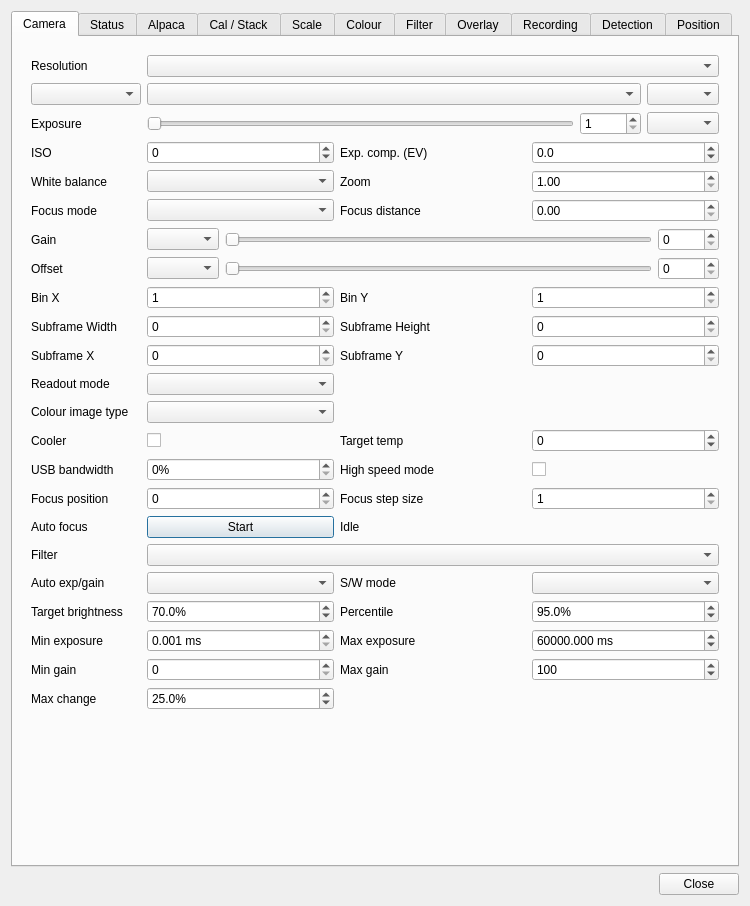
Before: the Qt Designer form plugins/feature/camera/camerasettingsdialog.ui in srcejon/sdrangel, drawn with Qt 5.
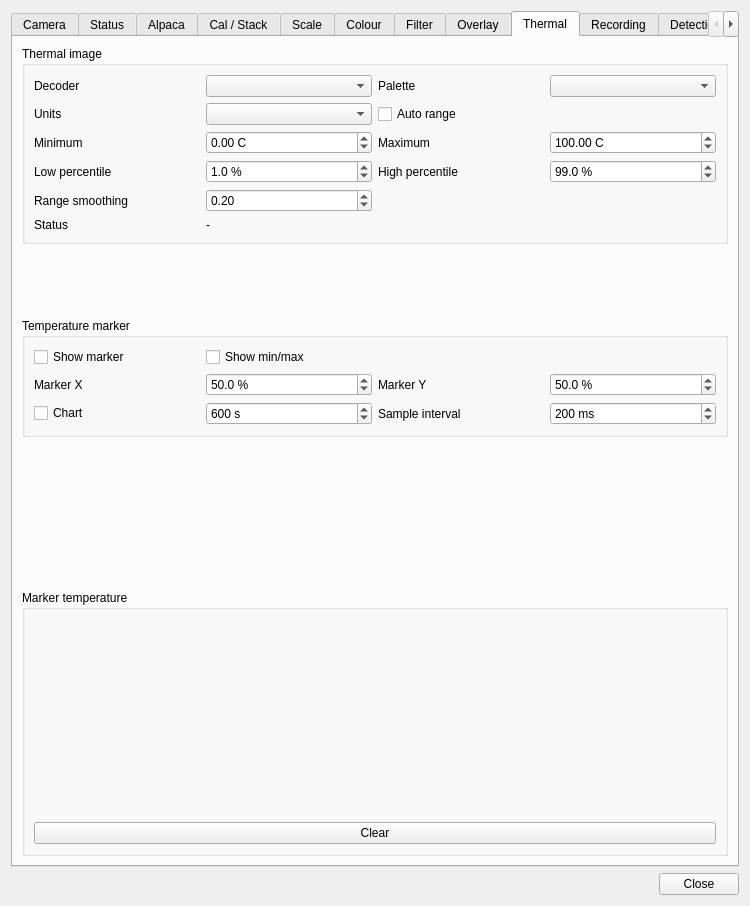
After: the same form once the commit is applied. The open tabs and pages were chosen to show the change. Icons and pictures are not drawn. Custom widgets are drawn as their Qt base class.

Commit message: Add thermal camera support

```diff
--- a/plugins/feature/camera/camerasettingsdialog.ui
+++ b/plugins/feature/camera/camerasettingsdialog.ui
@@ -4471,6 +4471,71 @@
        </item>
       </layout>
      </widget>
+     <widget class="QWidget" name="thermalTab">
+      <property name="toolTip">
+       <string>Radiometric thermal-camera decoding, palette, marker, and chart settings.</string>
+      </property>
+      <attribute name="title">
+       <string>Thermal</string>
+      </attribute>
+      <layout class="QVBoxLayout" name="thermalTabLayout">
+       <item alignment="Qt::AlignmentFlag::AlignTop">
+        <widget class="QGroupBox" name="thermalImageGroup">
+         <property name="title"><string>Thermal image</string></property>
+         <property name="toolTip"><string>Decode a radiometric UVC payload and render it using the selected temperature palette.</string></property>
+         <layout class="QGridLayout" name="thermalImageLayout">
+          <item row="0" column="0"><widget class="QLabel" name="thermalDecoderLabel"><property name="text"><string>Decoder</string></property></widget></item>
+          <item row="0" column="1"><widget class="QComboBox" name="thermalDecoderCombo"><property name="toolTip"><string>Select automatic detection or a specific radiometric UVC camera decoder.</string></property></widget></item>
+          <item row="0" column="2"><widget class="QLabel" name="thermalPaletteLabel"><property name="text"><string>Palette</string></property></widget></item>
+          <item row="0" column="3"><widget class="QComboBox" name="thermalPaletteCombo"><property name="toolTip"><string>Colour palette used to render temperatures; this does not alter measured values.</string></property></widget></item>
+          <item row="1" column="0"><widget class="QLabel" name="thermalUnitsLabel"><property name="text"><string>Units</string></property></widget></item>
+          <item row="1" column="1"><widget class="QComboBox" name="thermalUnitsCombo"><property name="toolTip"><string>Temperature units used for marker labels and the chart.</string></property></widget></item>
+          <item row="1" column="2"><widget class="QCheckBox" name="thermalAutoRangeCheck"><property name="toolTip"><string>Automatically choose display limits from robust temperature percentiles.</string></property><property name="text"><string>Auto range</string></property></widget></item>
+          <item row="2" column="0"><widget class="QLabel" name="thermalMinimumLabel"><property name="text"><string>Minimum</string></property></widget></item>
+          <item row="2" column="1"><widget class="QDoubleSpinBox" name="thermalMinimumSpin"><property name="toolTip"><string>Manual palette minimum temperature in Celsius.</string></property><property name="decimals"><number>2</number></property><property name="minimum"><double>-100.000000000000000</double></property><property name="maximum"><double>999.000000000000000</double></property><property name="suffix"><string> C</string></property></widget></item>
+          <item row="2" column="2"><widget class="QLabel" name="thermalMaximumLabel"><property name="text"><string>Maximum</string></property></widget></item>
+          <item row="2" column="3"><widget class="QDoubleSpinBox" name="thermalMaximumSpin"><property name="toolTip"><string>Manual palette maximum temperature in Celsius.</string></property><property name="decimals"><number>2</number></property><property name="minimum"><double>-99.000000000000000</double></property><property name="maximum"><double>1000.000000000000000</double></property><property name="value"><double>100.000000000000000</double></property><property name="suffix"><string> C</string></property></widget></item>
+          <item row="3" column="0"><widget class="QLabel" name="thermalLowPercentileLabel"><property name="text"><string>Low percentile</string></property></widget></item>
+          <item row="3" column="1"><widget class="QDoubleSpinBox" name="thermalLowPercentileSpin"><property name="toolTip"><string>Lower percentile used by automatic display ranging.</string></property><property name="decimals"><number>1</number></property><property name="minimum"><double>0.000000000000000</double></property><property name="maximum"><double>49.000000000000000</double></property><property name="value"><double>1.000000000000000</double></property><property name="suffix"><string> %</string></property></widget></item>
+          <item row="3" column="2"><widget class="QLabel" name="thermalHighPercentileLabel"><property name="text"><string>High percentile</string></property></widget></item>
+          <item row="3" column="3"><widget class="QDoubleSpinBox" name="thermalHighPercentileSpin"><property name="toolTip"><string>Upper percentile used by automatic display ranging.</string></property><property name="decimals"><number>1</number></property><property name="minimum"><double>1.000000000000000</double></property><property name="maximum"><double>100.000000000000000</double></property><property name="value"><double>99.000000000000000</double></property><property name="suffix"><string> %</string></property></widget></item>
+          <item row="4" column="0"><widget class="QLabel" name="thermalSmoothingLabel"><property name="text"><string>Range smoothing</string></property></widget></item>
+          <item row="4" column="1"><widget class="QDoubleSpinBox" name="thermalSmoothingSpin"><property name="toolTip"><string>Automatic range response factor; lower values reduce palette flicker.</string></property><property name="decimals"><number>2</number></property><property name="minimum"><double>0.010000000000000</double></property><property name="maximum"><double>1.000000000000000</double></property><property name="singleStep"><double>0.050000000000000</double></property><property name="value"><double>0.200000000000000</double></property></widget></item>
+          <item row="5" column="0"><widget class="QLabel" name="thermalStatusTitleLabel"><property name="text"><string>Status</string></property></widget></item>
+          <item row="5" column="1" colspan="3"><widget class="QLabel" name="thermalStatusLabel"><property name="toolTip"><string>Current thermal decoder and radiometric frame status.</string></property><property name="text"><string>-</string></property><property name="wordWrap"><bool>true</bool></property></widget></item>
+         </layout>
+        </widget>
+       </item>
+       <item alignment="Qt::AlignmentFlag::AlignTop">
+        <widget class="QGroupBox" name="thermalMarkerGroup">
+         <property name="title"><string>Temperature marker</string></property>
+         <property name="toolTip"><string>Measure one location in sensor coordinates and optionally plot it over time.</string></property>
+         <layout class="QGridLayout" name="thermalMarkerLayout">
+          <item row="0" column="0"><widget class="QCheckBox" name="thermalMarkerEnabledCheck"><property name="toolTip"><string>Display and report the temperature marker.</string></property><property name="text"><string>Show marker</string></property></widget></item>
+          <item row="0" column="1"><widget class="QCheckBox" name="thermalShowMinMaxCheck"><property name="toolTip"><string>Also mark the coldest and hottest pixels in the frame.</string></property><property name="text"><string>Show min/max</string></property></widget></item>
+          <item row="1" column="0"><widget class="QLabel" name="thermalMarkerXLabel"><property name="text"><string>Marker X</string></property></widget></item>
+          <item row="1" column="1"><widget class="QDoubleSpinBox" name="thermalMarkerXSpin"><property name="toolTip"><string>Horizontal marker position as a percentage of the thermal sensor width.</string></property><property name="decimals"><number>1</number></property><property name="maximum"><double>100.000000000000000</double></property><property name="value"><double>50.000000000000000</double></property><property name="suffix"><string> %</string></property></widget></item>
+          <item row="1" column="2"><widget class="QLabel" name="thermalMarkerYLabel"><property name="text"><string>Marker Y</string></property></widget></item>
+          <item row="1" column="3"><widget class="QDoubleSpinBox" name="thermalMarkerYSpin"><property name="toolTip"><string>Vertical marker position as a percentage of the thermal sensor height.</string></property><property name="decimals"><number>1</number></property><property name="maximum"><double>100.000000000000000</double></property><property name="value"><double>50.000000000000000</double></property><property name="suffix"><string> %</string></property></widget></item>
+          <item row="2" column="0"><widget class="QCheckBox" name="thermalChartEnabledCheck"><property name="toolTip"><string>Add valid marker measurements to the temperature chart.</string></property><property name="text"><string>Chart</string></property></widget></item>
+          <item row="2" column="1"><widget class="QSpinBox" name="thermalChartHistorySpin"><property name="toolTip"><string>Amount of marker temperature history retained by the chart.</string></property><property name="minimum"><number>10</number></property><property name="maximum"><number>86400</number></property><property name="value"><number>600</number></property><property name="suffix"><string> s</string></property></widget></item>
+          <item row="2" column="2"><widget class="QLabel" name="thermalChartIntervalLabel"><property name="text"><string>Sample interval</string></property></widget></item>
+          <item row="2" column="3"><widget class="QSpinBox" name="thermalChartIntervalSpin"><property name="toolTip"><string>Minimum interval between chart samples.</string></property><property name="minimum"><number>40</number></property><property name="maximum"><number>60000</number></property><property name="value"><number>200</number></property><property name="suffix"><string> ms</string></property></widget></item>
+         </layout>
+        </widget>
+       </item>
+       <item>
+        <widget class="QGroupBox" name="thermalChartGroup">
+         <property name="title"><string>Marker temperature</string></property>
+         <property name="toolTip"><string>Bounded marker-temperature history using frame capture timestamps.</string></property>
+         <layout class="QVBoxLayout" name="thermalChartLayout">
+          <item><widget class="QWidget" name="thermalChartContainer" native="true"><property name="minimumSize"><size><width>0</width><height>180</height></size></property><property name="toolTip"><string>Marker temperature plotted against capture time.</string></property></widget></item>
+          <item><widget class="QPushButton" name="thermalClearChartButton"><property name="toolTip"><string>Clear the thermal marker history chart.</string></property><property name="text"><string>Clear</string></property></widget></item>
+         </layout>
+        </widget>
+       </item>
+      </layout>
+     </widget>
      <widget class="QWidget" name="recordingTab">
       <property name="toolTip">
        <string>Recording, playback, keogram, and YouTube streaming settings.</string>
```
The commit also changes 23 other files.
